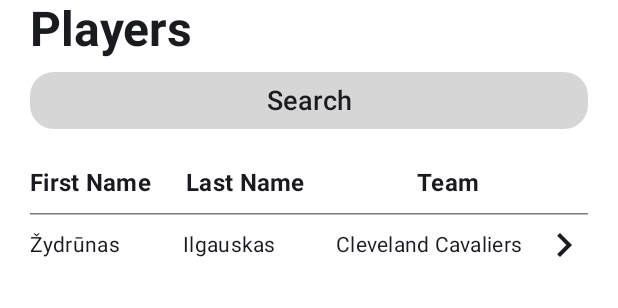
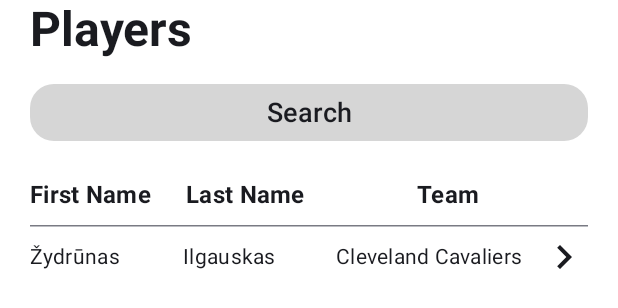
Before and after one commit to rytisguntulis84/NBA_Info_Application, an Android app built with Jetpack Compose: the @Preview function PlayersScreenPreview, on a phone screen of 412 x 824 dp. Shown: the top 308 px of the screen. Run offline under Robolectric (Android 15) with nearby library versions, the phone set to English and light mode, and no system bars.

Commit message:
Increase spacing below Players label

```diff
--- a/app/src/main/java/com/tglab/nbainfo/ui/screens/PlayersScreen.kt
+++ b/app/src/main/java/com/tglab/nbainfo/ui/screens/PlayersScreen.kt
@@ -96,7 +96,7 @@ private fun PlayersScreenContent(
                     fontSize = 32.sp
                 )
             )
-            Spacer(modifier = Modifier.height(8.dp))
+            Spacer(modifier = Modifier.height(16.dp))
             Surface(
                 shape = RoundedCornerShape(16.dp),
                 color = NbaLightBg,
```
